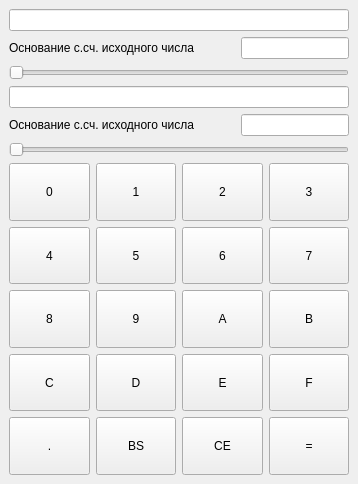
Above: mainwindow.ui from Ilyusha-Novoselov/Converter_p1_p2 before the change. Below: the same form after it.
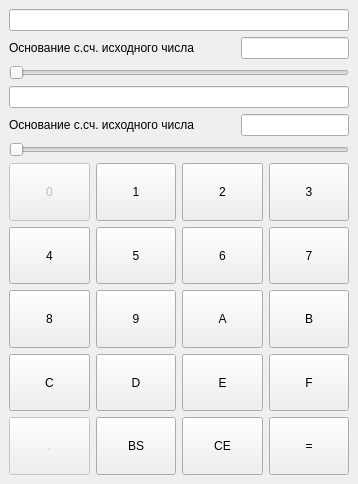
That is the form after the change. Custom widgets are drawn as their Qt base class.

Diff of the .ui file:
```diff
--- a/mainwindow.ui
+++ b/mainwindow.ui
@@ -209,6 +209,9 @@
       </item>
       <item row="0" column="0">
        <widget class="QPushButton" name="Button_0">
+        <property name="enabled">
+         <bool>false</bool>
+        </property>
         <property name="sizePolicy">
          <sizepolicy hsizetype="Minimum" vsizetype="Expanding">
           <horstretch>0</horstretch>
@@ -287,6 +290,9 @@
       </item>
       <item row="4" column="0">
        <widget class="QPushButton" name="Button_Comma">
+        <property name="enabled">
+         <bool>false</bool>
+        </property>
         <property name="sizePolicy">
          <sizepolicy hsizetype="Minimum" vsizetype="Expanding">
           <horstretch>0</horstretch>
```
